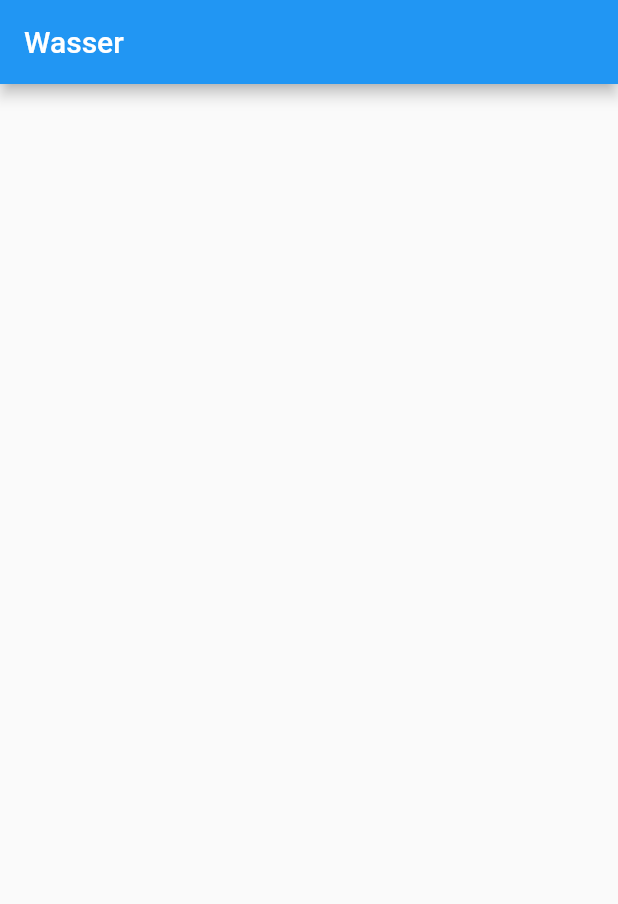
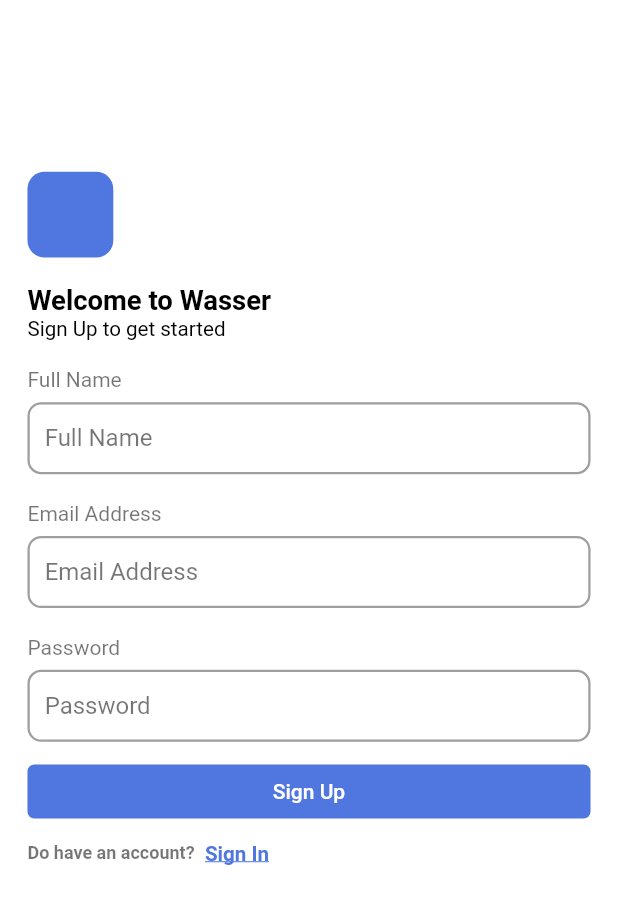
Before and after one commit to anishumanisa/wasser_app_mobile, a Flutter app: the screen it shows after launch, on a phone screen of 412 x 824 dp. Shown: the top 904 px of the screen. Run offline on Flutter 3.47's test engine with Material 2 defaults, Android fonts, the light colour scheme and no system bars; our stand-ins replace flutter_screenutil; statements that could not run were skipped.

Commit message:
Update Login Page & Create Register Page

```diff
--- a/lib/main.dart
+++ b/lib/main.dart
@@ -1,8 +1,16 @@
 import 'package:flutter/material.dart';
-import 'package:wasser_app/shared/colors.dart';
+import 'package:flutter/services.dart';
+import 'package:flutter_screenutil/flutter_screenutil.dart';
+import 'package:wasser_app/ui/pages/login/login_page.dart';
 import 'package:wasser_app/ui/pages/main_page.dart';
+import 'package:wasser_app/ui/pages/register/register_page.dart';
 
-void main() {
+void main() async {
+  WidgetsFlutterBinding.ensureInitialized();
+
+  /// init
+  await SystemChrome.setPreferredOrientations([DeviceOrientation.portraitUp]);
+
   runApp(const MyApp());
 }
 
@@ -12,10 +20,21 @@ class MyApp extends StatelessWidget {
   // This widget is the root of your application.
   @override
   Widget build(BuildContext context) {
-    return MaterialApp(
-      title: 'Flutter Demo',
-      debugShowCheckedModeBanner: false,
-      home: const MainPage(),
+    return ScreenUtilInit(
+      designSize: const Size(360, 640),
+      builder: () => LayoutBuilder(
+        builder: (context, constraints) {
+          return MaterialApp(
+            key: ValueKey('main'),
+            title: "Wasser",
+            builder: (context, child) {
+              // set context for Screen util
+              ScreenUtil.setContext(context);
+              return const RegisterPage();
+            },
+          );
+        },
+      ),
     );
   }
 }
--- a/lib/ui/pages/login/login_dart.dart
+++ b/lib/ui/pages/login/login_page.dart
@@ -2,14 +2,14 @@ import 'package:flutter/material.dart';
 import 'package:flutter_screenutil/flutter_screenutil.dart';
 import 'package:wasser_app/shared/colors.dart';
 
-class LoginView extends StatefulWidget {
-  const LoginView({Key? key}) : super(key: key);
+class LoginPage extends StatefulWidget {
+  const LoginPage({Key? key}) : super(key: key);
 
   @override
-  _LoginViewState createState() => _LoginViewState();
+  _LoginPageState createState() => _LoginPageState();
 }
 
-class _LoginViewState extends State<LoginView> {
+class _LoginPageState extends State<LoginPage> {
   final _emailController = TextEditingController();
   final _passwordController = TextEditingController();
 
--- a/lib/ui/pages/register/register_page.dart
+++ b/lib/ui/pages/register/register_page.dart
@@ -0,0 +1,264 @@
+import 'package:flutter/material.dart';
+import 'package:flutter_screenutil/flutter_screenutil.dart';
+import 'package:wasser_app/shared/colors.dart';
+
+class RegisterPage extends StatefulWidget {
+  const RegisterPage({Key? key}) : super(key: key);
+
+  @override
+  _RegisterPageState createState() => _RegisterPageState();
+}
+
+class _RegisterPageState extends State<RegisterPage> {
+  final _emailController = TextEditingController();
+  final _passwordController = TextEditingController();
+
+  @override
+  void initState() {
+    super.initState();
+
+    WidgetsBinding.instance?.addPostFrameCallback(
+      ((_) {}),
+    );
+  }
+
+  @override
+  Widget build(BuildContext context) {
+    return Scaffold(
+      backgroundColor: Colors.white,
+      body: SafeArea(
+        child: SingleChildScrollView(
+          padding: EdgeInsets.only(left: 16.w, right: 16.w, top: 100.w),
+          physics: const BouncingScrollPhysics(),
+          scrollDirection: Axis.vertical,
+          child: Center(
+            child: Column(
+              crossAxisAlignment: CrossAxisAlignment.start,
+              children: [
+                _buildHeader(context),
+                SizedBox(height: 16.w),
+                _buildMiddle(context),
+                SizedBox(height: 8.w),
+                _buildBottom(context),
+              ],
+            ),
+          ),
+        ),
+      ),
+    );
+  }
+
+  Widget _buildHeader(BuildContext context) {
+    return Column(
+      crossAxisAlignment: CrossAxisAlignment.start,
+      mainAxisAlignment: MainAxisAlignment.start,
+      children: [
+        Container(
+          height: 50.w,
+          width: 50.w,
+          decoration: BoxDecoration(
+              color: colorPrimary, borderRadius: BorderRadius.circular(10.r)),
+        ),
+        SizedBox(height: 16.w),
+        Text(
+          "Welcome to Wasser",
+          style: TextStyle(
+              color: Colors.black, fontWeight: FontWeight.bold, fontSize: 16.w),
+        ),
+        Text(
+          "Sign Up to get started",
+          style: TextStyle(
+              color: Colors.black, fontWeight: FontWeight.w400, fontSize: 12.w),
+        ),
+      ],
+    );
+  }
+
+  Widget _buildMiddle(BuildContext context) {
+    return Column(
+      crossAxisAlignment: CrossAxisAlignment.start,
+      children: [
+        Column(
+          crossAxisAlignment: CrossAxisAlignment.start,
+          children: [
+            const Text(
+              "Full Name",
+              style: TextStyle(color: Colors.black54),
+            ),
+            SizedBox(
+              height: 6.w,
+            ),
+            Builder(builder: (context) {
+              return TextFormField(
+                controller: _emailController,
+                style: const TextStyle(color: Colors.black),
+                scrollPadding: EdgeInsets.only(bottom: 100.w),
+                decoration: InputDecoration(
+                  hintText: "Full Name",
+                  hintStyle: const TextStyle(color: Colors.black54),
+                  fillColor: Colors.white,
+                  filled: true,
+                  contentPadding:
+                      EdgeInsets.symmetric(vertical: 10.w, horizontal: 10.w),
+                  border: OutlineInputBorder(
+                    borderRadius: BorderRadius.circular(8.r),
+                    borderSide: const BorderSide(color: Colors.grey, width: 2),
+                  ),
+                  enabledBorder: OutlineInputBorder(
+                    borderRadius: BorderRadius.circular(8.r),
+                    borderSide:
+                        const BorderSide(color: Colors.grey, width: 1.5),
+                  ),
+                  focusedBorder: OutlineInputBorder(
+                    borderRadius: BorderRadius.circular(8.r),
+                    borderSide:
+                        const BorderSide(color: Colors.grey, width: 1.5),
+                  ),
+                ),
+              );
+            }),
+          ],
+        ),
+        SizedBox(height: 16.w),
+        Column(
+          crossAxisAlignment: CrossAxisAlignment.start,
+          children: [
+            const Text(
+              "Email Address",
+              style: TextStyle(color: Colors.black54),
+            ),
+            SizedBox(
+              height: 6.w,
+            ),
+            Builder(builder: (context) {
+              return TextFormField(
+                controller: _emailController,
+                style: const TextStyle(color: Colors.black),
+                scrollPadding: EdgeInsets.only(bottom: 100.w),
+                decoration: InputDecoration(
+                  hintText: "Email Address",
+                  hintStyle: const TextStyle(color: Colors.black54),
+                  fillColor: Colors.white,
+                  filled: true,
+                  contentPadding:
+                      EdgeInsets.symmetric(vertical: 10.w, horizontal: 10.w),
+                  border: OutlineInputBorder(
+                    borderRadius: BorderRadius.circular(8.r),
+                    borderSide: const BorderSide(color: Colors.grey, width: 2),
+                  ),
+                  enabledBorder: OutlineInputBorder(
+                    borderRadius: BorderRadius.circular(8.r),
+                    borderSide:
+                        const BorderSide(color: Colors.grey, width: 1.5),
+                  ),
+                  focusedBorder: OutlineInputBorder(
+                    borderRadius: BorderRadius.circular(8.r),
+                    borderSide:
+                        const BorderSide(color: Colors.grey, width: 1.5),
+                  ),
+                ),
+              );
+            }),
+          ],
+        ),
+        SizedBox(height: 16.w),
+        Column(
+          crossAxisAlignment: CrossAxisAlignment.start,
+          children: [
+            const Text(
+              "Password",
+              style: TextStyle(color: Colors.black54),
+            ),
+            SizedBox(
+              height: 6.w,
+            ),
+            Builder(builder: (context) {
+              return TextFormField(
+                controller: _passwordController,
+                style: const TextStyle(color: Colors.black),
+                scrollPadding: EdgeInsets.only(bottom: 100.w),
+                decoration: InputDecoration(
+                  hintText: "Password",
+                  hintStyle: const TextStyle(color: Colors.black54),
+                  fillColor: Colors.white,
+                  filled: true,
+                  contentPadding:
+                      EdgeInsets.symmetric(vertical: 10.w, horizontal: 10.w),
+                  border: OutlineInputBorder(
+                    borderRadius: BorderRadius.circular(8.r),
+                    borderSide: BorderSide(color: Colors.grey, width: 2.w),
+                  ),
+                  enabledBorder: OutlineInputBorder(
+                    borderRadius: BorderRadius.circular(8.r),
+                    borderSide:
+                        const BorderSide(color: Colors.grey, width: 1.5),
+                  ),
+                  focusedBorder: OutlineInputBorder(
+                    borderRadius: BorderRadius.circular(8.r),
+                    borderSide:
+                        const BorderSide(color: Colors.grey, width: 1.5),
+                  ),
+                ),
+              );
+            }),
+          ],
+        ),
+      ],
+    );
+  }
+
+  Widget _buildBottom(BuildContext context) {
+    return Column(
+      crossAxisAlignment: CrossAxisAlignment.start,
+      children: [
+        Builder(builder: (context) {
+          return SizedBox(
+            width: double.infinity,
+            child: TextButton(
+              style: ButtonStyle(
+                backgroundColor: MaterialStateProperty.all<Color>(colorPrimary),
+                shape: MaterialStateProperty.all<RoundedRectangleBorder>(
+                  RoundedRectangleBorder(
+                    borderRadius: BorderRadius.circular(4.r),
+                  ),
+                ),
+              ),
+              onPressed: () {
+                FocusScope.of(context).unfocus();
+              },
+              child: const Text(
+                "Sign Up",
+                style: TextStyle(color: Colors.white),
+              ),
+            ),
+          );
+        }),
+        SizedBox(height: 8.w),
+        Row(
+          children: [
+            const Text("Do have an account?",
+                style: TextStyle(
+                  color: Colors.black54,
+                  fontWeight: FontWeight.bold,
+                  fontSize: 12,
+                )),
+            SizedBox(
+              width: 6.w,
+            ),
+            GestureDetector(
+              onTap: () {},
+              child: Text(
+                "Sign In",
+                style: TextStyle(
+                    color: colorPrimary,
+                    fontWeight: FontWeight.bold,
+                    fontSize: 12.w,
+                    decoration: TextDecoration.underline),
+              ),
+            ),
+          ],
+        )
+      ],
+    );
+  }
+}
```
Also changed, not shown: 3 other files.
